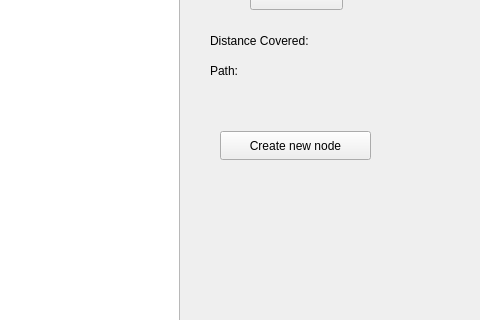
The window that mainwindow.ui (AbdallahMostafaIbrahim/wasalny) describes before a commit, drawn with Qt 5; both pictures show x 320 to 800 and y 169 to 489 of the 800 by 600 pixel window.
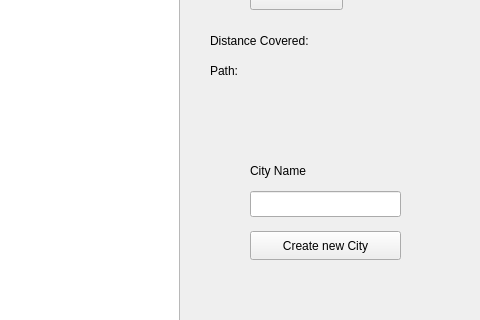
The same window after the commit.

The edit to the form file:
```diff
--- a/mainwindow.ui
+++ b/mainwindow.ui
@@ -30,7 +30,7 @@
       <x>510</x>
       <y>30</y>
       <width>271</width>
-      <height>311</height>
+      <height>451</height>
      </rect>
     </property>
     <property name="font">
@@ -45,14 +45,14 @@
      <widget class="QPushButton" name="createButton">
       <property name="geometry">
        <rect>
-        <x>30</x>
-        <y>270</y>
+        <x>60</x>
+        <y>370</y>
         <width>151</width>
         <height>29</height>
        </rect>
       </property>
       <property name="text">
-       <string>Create new node</string>
+       <string>Create new City</string>
       </property>
      </widget>
      <widget class="QLabel" name="label">
@@ -172,11 +172,37 @@
         <x>70</x>
         <y>200</y>
         <width>181</width>
-        <height>20</height>
+        <height>91</height>
        </rect>
       </property>
       <property name="text">
        <string/>
+      </property>
+      <property name="alignment">
+       <set>Qt::AlignLeading|Qt::AlignLeft|Qt::AlignTop</set>
+      </property>
+     </widget>
+     <widget class="QLineEdit" name="createCityName">
+      <property name="geometry">
+       <rect>
+        <x>60</x>
+        <y>330</y>
+        <width>151</width>
+        <height>26</height>
+       </rect>
+      </property>
+     </widget>
+     <widget class="QLabel" name="label_6">
+      <property name="geometry">
+       <rect>
+        <x>60</x>
+        <y>300</y>
+        <width>63</width>
+        <height>20</height>
+       </rect>
+      </property>
+      <property name="text">
+       <string>City Name</string>
       </property>
      </widget>
     </widget>
```
Left out of the diff: 14 changed lines with no effect on the pictures.
